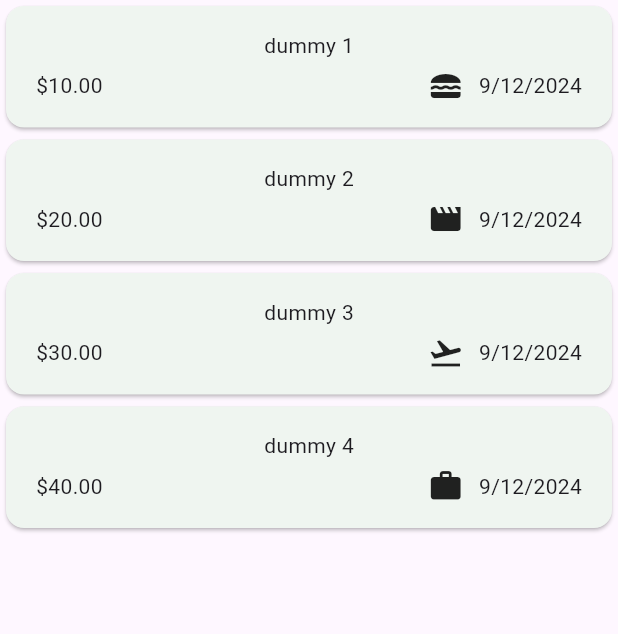
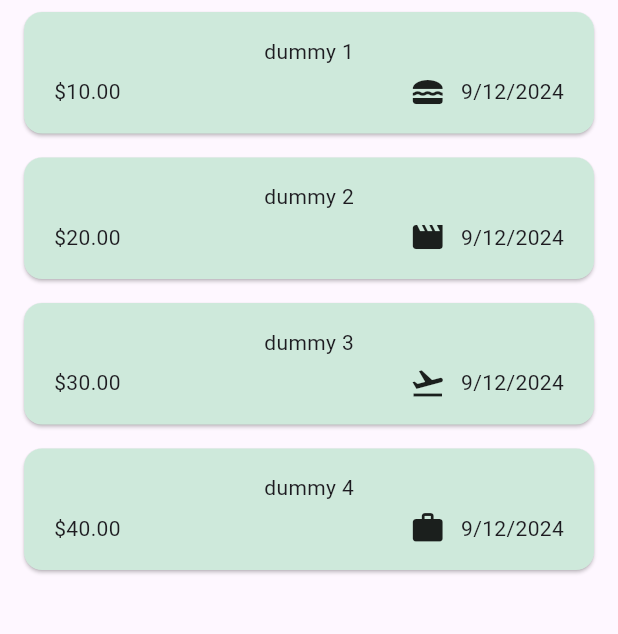
Before and after one commit to FrankCaglianone/BudgetBuddy, a Flutter app: the screen it shows after launch, on a phone screen of 412 x 824 dp, the part 114-748 px from its top. Run offline on Flutter 3.47's test engine with Material 3 defaults, Android fonts, the phone set to English and light mode, and no system bars.

Commit message:
Adding themes

```diff
--- a/budget_buddy/lib/main.dart
+++ b/budget_buddy/lib/main.dart
@@ -18,14 +18,41 @@ class MyApp extends StatelessWidget {
   @override
   Widget build(BuildContext context) {
     return MaterialApp(
+      //* App Title
       title: 'Budget Buddy',
+
+      //* THEMES
       theme: ThemeData().copyWith(
+        // Setting color scheme
         colorScheme: myColorScheme,
+
+        // Setting global App Bar Theme
         appBarTheme: const AppBarTheme().copyWith(
           backgroundColor: myColorScheme.onPrimaryContainer,
           foregroundColor: myColorScheme.primaryContainer,
-        )
+        ),
+
+        // Setting global Card Theme
+        cardTheme: const CardTheme().copyWith(
+          color: myColorScheme.secondaryContainer,
+          margin: const EdgeInsets.symmetric(horizontal: 16, vertical: 8),
+        ),
+
+        // Setting global Eleveated Button Theme
+        elevatedButtonTheme: ElevatedButtonThemeData(
+          style: ElevatedButton.styleFrom(
+            backgroundColor: myColorScheme.onPrimaryContainer,
+          ),
+        ),
+
+        // Setting global Text Theme
+        textTheme: ThemeData().textTheme.copyWith(
+          titleLarge: TextStyle(color: myColorScheme.onSecondaryContainer),
+        ),
+
       ),
+
+      //* HOME WIDGET
       home: const Expenses()
     );
   }
```
